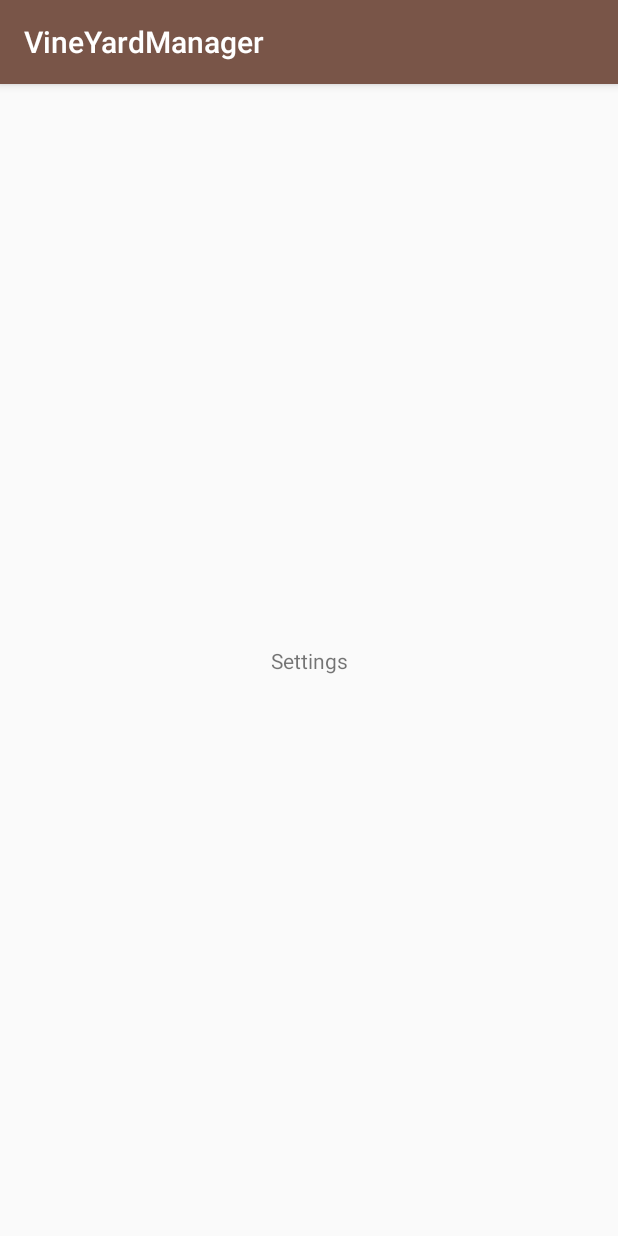
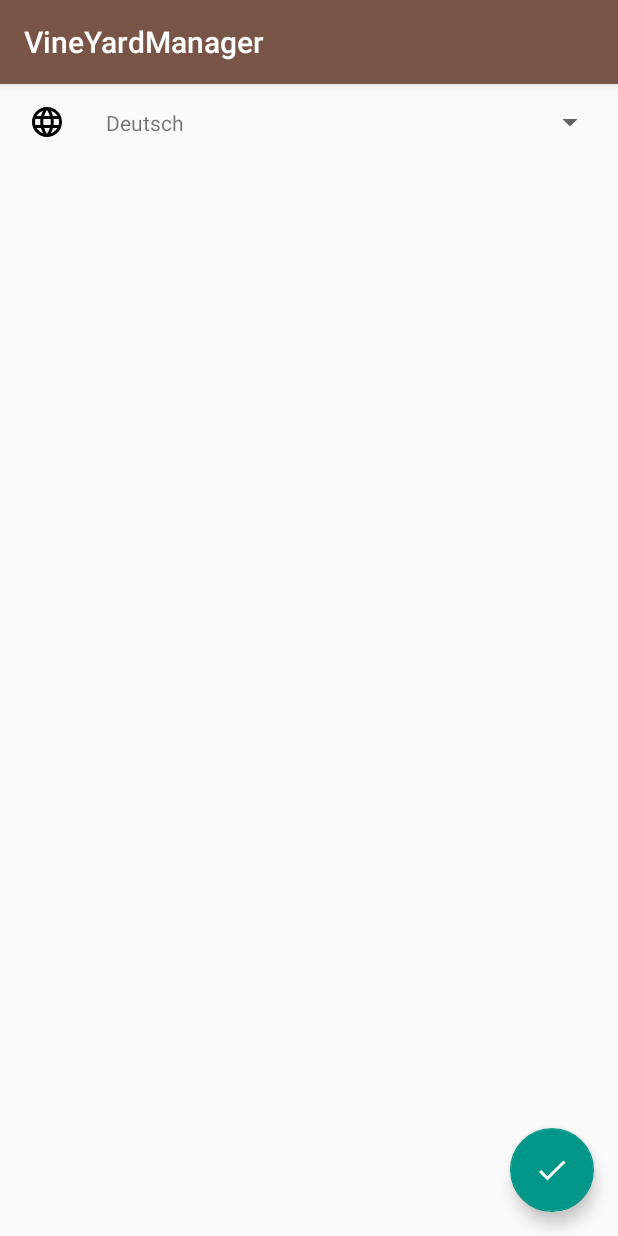
Before and after one commit to flavienbonvin/wineyardmanager-android, an Android app: the fragment FragSettings shown on its own in the app's theme, on a phone screen of 412 x 824 dp. Run offline under Robolectric (Android 15) with nearby library versions, the phone set to English and light mode, and no system bars.

Commit message:
Traduction OK

```diff
--- /dev/null
+++ b/app/src/main/res/drawable/ic_language.xml
@@ -0,0 +1,9 @@
+<vector xmlns:android="http://schemas.android.com/apk/res/android"
+        android:width="24dp"
+        android:height="24dp"
+        android:viewportWidth="24.0"
+        android:viewportHeight="24.0">
+    <path
+        android:fillColor="#FF000000"
+        android:pathData="M11.99,2C6.47,2 2,6.48 2,12s4.47,10 9.99,10C17.52,22 22,17.52 22,12S17.52,2 11.99,2zM18.92,8h-2.95c-0.32,-1.25 -0.78,-2.45 -1.38,-3.56 1.84,0.63 3.37,1.91 4.33,3.56zM12,4.04c0.83,1.2 1.48,2.53 1.91,3.96h-3.82c0.43,-1.43 1.08,-2.76 1.91,-3.96zM4.26,14C4.1,13.36 4,12.69 4,12s0.1,-1.36 0.26,-2h3.38c-0.08,0.66 -0.14,1.32 -0.14,2 0,0.68 0.06,1.34 0.14,2L4.26,14zM5.08,16h2.95c0.32,1.25 0.78,2.45 1.38,3.56 -1.84,-0.63 -3.37,-1.9 -4.33,-3.56zM8.03,8L5.08,8c0.96,-1.66 2.49,-2.93 4.33,-3.56C8.81,5.55 8.35,6.75 8.03,8zM12,19.96c-0.83,-1.2 -1.48,-2.53 -1.91,-3.96h3.82c-0.43,1.43 -1.08,2.76 -1.91,3.96zM14.34,14L9.66,14c-0.09,-0.66 -0.16,-1.32 -0.16,-2 0,-0.68 0.07,-1.35 0.16,-2h4.68c0.09,0.65 0.16,1.32 0.16,2 0,0.68 -0.07,1.34 -0.16,2zM14.59,19.56c0.6,-1.11 1.06,-2.31 1.38,-3.56h2.95c-0.96,1.65 -2.49,2.93 -4.33,3.56zM16.36,14c0.08,-0.66 0.14,-1.32 0.14,-2 0,-0.68 -0.06,-1.34 -0.14,-2h3.38c0.16,0.64 0.26,1.31 0.26,2s-0.1,1.36 -0.26,2h-3.38z"/>
+</vector>
--- a/app/src/main/res/layout/activity_employee_add.xml
+++ b/app/src/main/res/layout/activity_employee_add.xml
@@ -152,7 +152,6 @@
             android:layout_width="wrap_content"
             android:layout_height="wrap_content"
             android:layout_weight="4"
-            android:maxLength="10"
             android:ems="10"
             android:inputType="phone"
             android:hint="@string/Phone"
--- a/app/src/main/res/layout/fragment_settings.xml
+++ b/app/src/main/res/layout/fragment_settings.xml
@@ -1,20 +1,49 @@
 <?xml version="1.0" encoding="utf-8"?>
 <android.support.constraint.ConstraintLayout xmlns:android="http://schemas.android.com/apk/res/android"
     xmlns:app="http://schemas.android.com/apk/res-auto"
+    xmlns:tools="http://schemas.android.com/tools"
     android:orientation="vertical" android:layout_width="match_parent"
     android:layout_height="match_parent">
 
-    <TextView
-        android:id="@+id/textView5"
+    <LinearLayout
+        android:layout_width="0dp"
+        android:layout_height="wrap_content"
+        android:orientation="horizontal"
+        tools:layout_editor_absoluteY="-1dp"
+        android:layout_marginRight="8dp"
+        app:layout_constraintRight_toRightOf="parent"
+        android:layout_marginLeft="8dp"
+        app:layout_constraintLeft_toLeftOf="parent"
+        tools:ignore="MissingConstraints">
+
+        <ImageView
+            android:id="@+id/icon_language"
+            android:layout_width="wrap_content"
+            android:layout_height="wrap_content"
+            android:layout_gravity="center"
+            android:layout_weight="1"
+            android:contentDescription="@string/icon"
+            app:srcCompat="@drawable/ic_language" />
+
+        <Spinner
+            android:id="@+id/spinner_langue"
+            android:layout_width="0dp"
+            android:layout_height="wrap_content"
+            android:layout_weight="15"
+            app:layout_constraintLeft_toLeftOf="parent"
+            app:layout_constraintRight_toRightOf="parent" />
+
+    </LinearLayout>
+    <android.support.design.widget.FloatingActionButton
+        android:id="@+id/fab_confirm_language"
         android:layout_width="wrap_content"
         android:layout_height="wrap_content"
-        android:layout_marginBottom="8dp"
-        android:layout_marginLeft="8dp"
-        android:layout_marginRight="8dp"
-        android:layout_marginTop="8dp"
-        android:text="@string/settings"
+        android:layout_marginBottom="16dp"
+        android:layout_weight="1"
+        android:clickable="true"
+        app:fabSize="auto"
         app:layout_constraintBottom_toBottomOf="parent"
-        app:layout_constraintLeft_toLeftOf="parent"
         app:layout_constraintRight_toRightOf="parent"
-        app:layout_constraintTop_toTopOf="parent" />
+        app:srcCompat="@drawable/ic_done"
+        android:layout_marginEnd="16dp" />
 </android.support.constraint.ConstraintLayout>
--- a/app/src/main/res/values/strings.xml
+++ b/app/src/main/res/values/strings.xml
@@ -47,11 +47,21 @@
     <string name="select_the_deadline">Select the deadline</string>
     <string name="email_not_valid">Email is not valid</string>
     <string name="lastname_empty">Please enter the lastname</string>
-    <string name="firstname_empty">Please enter the firstname</string>
     <string name="location_name_empty">Please enter the location name</string>
     <string name="stocks_empty">Please enter a number of stocks</string>
     <string name="surface_empty">Please enter a surface</string>
     <string name="vine_variety_empty">Please enter a vine variety</string>
     <string name="action_empty">Please enter an action</string>
     <string name="deadline_empty">Please enter a deadline</string>
+    <string name="edit_worker">Edit worker</string>
+    <string name="fistname_empty">Please enter the firstname</string>
+    <string name="phone_not_valid">Please enter phone number</string>
+    <string name="action_settings">Settings</string>
+    <string name="add_new_vinelot">Add new vine lot</string>
+    <string name="language_german">Deutsch</string>
+    <string name="language_french">Français</string>
+    <string name="language_english">English</string>
+    <string name="willkommen">Willkommen</string>
+    <string name="bienvenue">Bienvenue</string>
+    <string name="welcome">Welcome</string>
 </resources>
```
Also changed, not shown: app/src/main/java/com/luca/flavien/wineyardmanager/MainActivity.java (+26 -3 lines), app/src/main/java/com/luca/flavien/wineyardmanager/activity_classes/ActivityEmployeeAdd.java (+13 -5 lines), app/src/main/java/com/luca/flavien/wineyardmanager/fragment_classes/FragSettings.java (+95 -1 lines), 2 other files.
